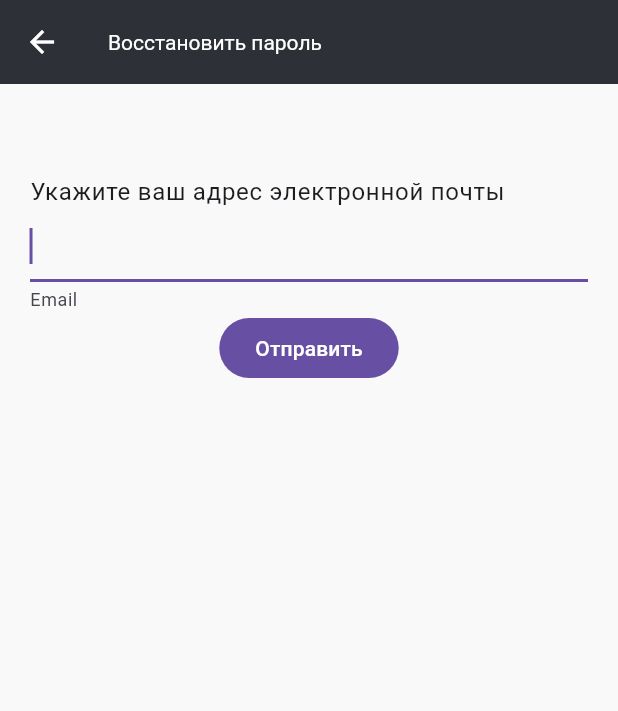
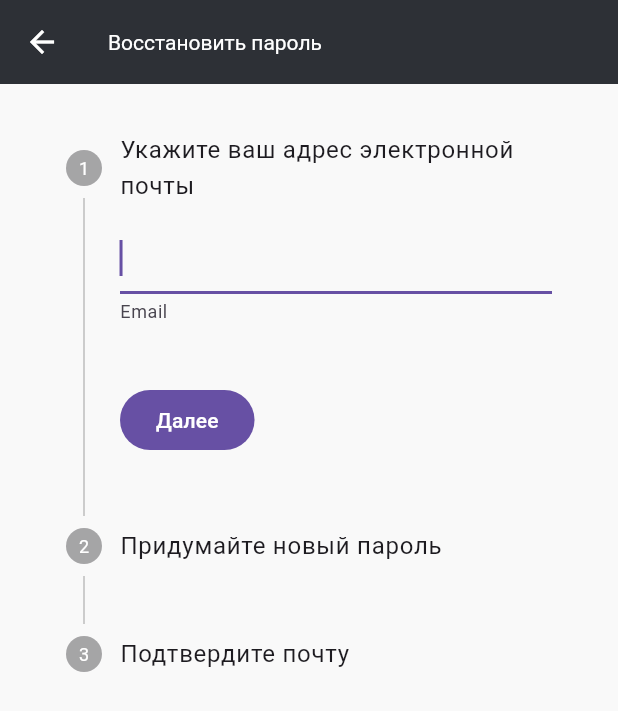
Before and after one commit to mil-ast/odo24_mobile, a Flutter app: the PasswordRecoveryScreen screen opened by its route, on a phone screen of 412 x 824 dp. Shown: the top 711 px of the screen. Run offline on Flutter 3.47's test engine with Material 3 defaults, Android fonts, the phone set to English and light mode, and no system bars; our stand-ins replace dio, flutter_bloc, flutter_secure_storage, flutter_svg; accounts and stored records are empty.

Commit message:
доработки

```diff
--- a/lib/data/repository/cars/cars.repository.dart
+++ b/lib/data/repository/cars/cars.repository.dart
@@ -1,3 +1,4 @@
+import 'package:odo24_mobile/core/app_state_core.dart';
 import 'package:odo24_mobile/core/http/http_api.dart';
 import 'package:odo24_mobile/core/http/response_handler.dart';
 import 'package:odo24_mobile/data/repository/cars/models/car_create_dto.dart';
@@ -21,6 +22,9 @@ class CarsRepository {
     final api = _api.post('/api/cars', data: car);
 
     final json = await ResponseHandler.parseJSON(api);
+    if (json == null) {
+      throw AppStateError('repository.cars.create', 'Произошла ошибка при создании авто');
+    }
     return CarDTO.fromJson(json);
   }
 
--- a/lib/data/repository/groups/groups_repository.dart
+++ b/lib/data/repository/groups/groups_repository.dart
@@ -1,3 +1,4 @@
+import 'package:odo24_mobile/core/app_state_core.dart';
 import 'package:odo24_mobile/core/http/http_api.dart';
 import 'package:odo24_mobile/core/http/response_handler.dart';
 import 'package:odo24_mobile/data/repository/groups/models/group_create_request_model.dart';
@@ -28,6 +29,9 @@ class GroupsRepository {
   Future<GroupDTO> create(GroupCreateRequestModel group) async {
     final api = _api.post('/api/groups', data: group);
     final json = await ResponseHandler.parseJSON(api);
+    if (json == null) {
+      throw AppStateError('repository.groups.create', 'Произошла ошибка при создании группы');
+    }
     return GroupDTO.fromJson(json);
   }
 
--- a/lib/data/repository/services/services_repository.dart
+++ b/lib/data/repository/services/services_repository.dart
@@ -1,3 +1,4 @@
+import 'package:odo24_mobile/core/app_state_core.dart';
 import 'package:odo24_mobile/core/http/http_api.dart';
 import 'package:odo24_mobile/core/http/response_handler.dart';
 import 'package:odo24_mobile/data/repository/services/models/service_create_request_model.dart';
@@ -20,6 +21,9 @@ class ServicesRepository {
   Future<ServiceDTO> create(int carID, int groupID, ServiceCreateRequestModel service) async {
     final api = _api.post('/api/cars/$carID/groups/$groupID/services', data: service);
     final json = await ResponseHandler.parseJSON(api);
+    if (json == null) {
+      throw AppStateError('repository.services.create', 'Не удалось создать запись');
+    }
     return ServiceDTO.fromJson(json);
   }
 
--- a/lib/domain/services/cars/cars.service.dart
+++ b/lib/domain/services/cars/cars.service.dart
@@ -21,8 +21,8 @@ class CarsService {
   }
 
   Future<CarModel> create(CarCreateDTO car) async {
-    final result = await _repository.create(car);
-    return CarModel.fromDTO(result);
+    final dto = await _repository.create(car);
+    return CarModel.fromDTO(dto);
   }
 
   Future<void> update(CarUpdateDTO car) {
--- a/lib/domain/services/services/services.dart
+++ b/lib/domain/services/services/services.dart
@@ -20,8 +20,8 @@ class Services {
   }
 
   Future<ServiceModel> create(int carID, int groupID, ServiceCreateRequestModel service) async {
-    final result = await _repository.create(carID, groupID, service);
-    return ServiceModel.fromDTO(result);
+    final dto = await _repository.create(carID, groupID, service);
+    return ServiceModel.fromDTO(dto);
   }
 
   Future<void> update(ServiceModel service, ServiceUpdateRequestModel body) {
--- a/lib/presentatin/password_recovery_screen/password_recovery_screen.dart
+++ b/lib/presentatin/password_recovery_screen/password_recovery_screen.dart
@@ -2,7 +2,8 @@ import 'package:flutter/material.dart';
 import 'package:flutter_bloc/flutter_bloc.dart';
 import 'package:odo24_mobile/core/app_state_core.dart';
 import 'package:odo24_mobile/presentatin/password_recovery_screen/password_recovery_cubit.dart';
-import 'package:odo24_mobile/presentatin/password_recovery_screen/password_recovery_new_password_screen.dart';
+import 'package:odo24_mobile/presentatin/password_recovery_screen/password_recovery_stepper_widget.dart';
+import 'package:odo24_mobile/shared_widgets/dialogs/error_dialog.dart';
 
 class PasswordRecoveryScreen extends StatefulWidget {
   const PasswordRecoveryScreen({super.key});
@@ -12,9 +13,6 @@ class PasswordRecoveryScreen extends StatefulWidget {
 }
 
 class _PasswordRecoveryState extends State<PasswordRecoveryScreen> {
-  final _formKey = GlobalKey<FormState>();
-  final _emailController = TextEditingController();
-
   @override
   Widget build(BuildContext context) {
     return Scaffold(
@@ -28,58 +26,21 @@ class _PasswordRecoveryState extends State<PasswordRecoveryScreen> {
             create: (context) => PasswordRecoveryCubit(),
             child: BlocConsumer<PasswordRecoveryCubit, AppState>(
               listener: (context, state) {
-                if (state is PasswordRecoverySendCodeSuccessState) {
-                  Navigator.push(
-                    context,
-                    MaterialPageRoute(
-                      builder: (_) => BlocProvider.value(
-                        value: context.read<PasswordRecoveryCubit>(),
-                        child: const PasswordRecoveryNewPasswordScreen(),
-                      ),
-                    ),
-                  );
+                if (state is AppStateError) {
+                  showErrorDialog(context, title: 'Восстановление пароля', message: state.error);
+                } else if (state is PasswordRecoverySendCodeSuccessState) {
+                  ScaffoldMessenger.of(context).showSnackBar(SnackBar(
+                    content: Text("Код отправлен на ${state.email}"),
+                  ));
+                } else if (state is PasswordRecoverySuccessState) {
+                  ScaffoldMessenger.of(context).showSnackBar(const SnackBar(
+                    content: Text('Новый пароль сохранён'),
+                  ));
+                  Navigator.of(context).pop();
                 }
               },
               buildWhen: (previous, current) => current is! PasswordRecoverySendCodeSuccessState,
-              builder: (context, state) {
-                return Form(
-                  key: _formKey,
-                  child: Column(
-                    crossAxisAlignment: CrossAxisAlignment.start,
-                    children: [
-                      const SizedBox(height: 40),
-                      Text(
-                        'Укажите ваш адрес электронной почты',
-                        style: Theme.of(context).textTheme.bodyLarge,
-                      ),
-                      TextFormField(
-                        controller: _emailController,
-                        keyboardType: TextInputType.emailAddress,
-                        autofocus: true,
-                        decoration: const InputDecoration(
-                          helperText: 'Email',
-                        ),
-                        validator: context.read<PasswordRecoveryCubit>().validateEmail,
-                      ),
-                      const SizedBox(width: 10),
-                      Center(
-                        child: FilledButton(
-                          onPressed: () {
-                            if (!_formKey.currentState!.validate()) {
-                              return;
-                            }
-                            context
-                                .read<PasswordRecoveryCubit>()
-                                .recoverSendEmailCodeConfirmation(_emailController.text);
-                          },
-                          child: const Text('Отправить'),
-                        ),
-                      ),
-                      if (state is AppStateError) Text(state.error),
-                    ],
-                  ),
-                );
-              },
+              builder: (context, state) => const PasswordRecoveryStepperWidget(),
             ),
           ),
         ),
--- /dev/null
+++ b/lib/presentatin/password_recovery_screen/password_recovery_stepper_widget.dart
@@ -0,0 +1,212 @@
+import 'dart:async';
+
+import 'package:flutter/material.dart';
+import 'package:flutter_bloc/flutter_bloc.dart';
+import 'package:odo24_mobile/presentatin/password_recovery_screen/password_recovery_cubit.dart';
+
+class PasswordRecoveryStepperWidget extends StatefulWidget {
+  const PasswordRecoveryStepperWidget({super.key});
+
+  @override
+  State<StatefulWidget> createState() => _PasswordRecoveryStepperWidgetState();
+}
+
+class _PasswordRecoveryStepperWidgetState extends State<PasswordRecoveryStepperWidget> {
+  Timer? _timerCodeButton;
+  static const int stepsLength = 3;
+  static const Duration timerDuration = Duration(minutes: 10);
+  final _formKey = GlobalKey<FormState>();
+  final _emailController = TextEditingController();
+  final _passwordController = TextEditingController();
+  final _pinController = TextEditingController();
+  final _passwordConfirmController = TextEditingController();
+  int _index = 0;
+  bool _sendCodeButtonEnabled = true;
+
+  @override
+  void dispose() {
+    super.dispose();
+    _timerCodeButton?.cancel();
+  }
+
+  @override
+  Widget build(BuildContext context) {
+    return SingleChildScrollView(
+      child: Form(
+        key: _formKey,
+        autovalidateMode: AutovalidateMode.onUserInteraction,
+        child: Stepper(
+          currentStep: _index,
+          controlsBuilder: (BuildContext context, ControlsDetails details) {
+            return Padding(
+              padding: const EdgeInsets.only(top: 40),
+              child: Row(
+                mainAxisAlignment: MainAxisAlignment.spaceBetween,
+                children: [
+                  if (_index > 0)
+                    FilledButton(
+                      onPressed: details.onStepCancel,
+                      child: const Text('Назад'),
+                    ),
+                  if (_index < stepsLength - 1)
+                    FilledButton(
+                      onPressed: () {
+                        if (context.read<PasswordRecoveryCubit>().validateEmail(_emailController.text) != null) {
+                          _formKey.currentState!.validate();
+                          return;
+                        }
+                        _onNext();
+                      },
+                      child: const Text('Далее'),
+                    ),
+                  if (_index == stepsLength - 1)
+                    FilledButton.icon(
+                      onPressed: () {
+                        if (!_formKey.currentState!.validate()) {
+                          return;
+                        }
+                        _onComplete();
+                      },
+                      icon: const Icon(Icons.flag),
+                      label: const Text('Сохранить'),
+                    )
+                ],
+              ),
+            );
+          },
+          onStepCancel: _onPrev,
+          onStepContinue: _onNext,
+          onStepTapped: null,
+          steps: <Step>[
+            Step(
+              title: const Text('Укажите ваш адрес электронной почты'),
+              subtitle: _emailController.text.isNotEmpty ? Text(_emailController.text) : null,
+              content: TextFormField(
+                controller: _emailController,
+                keyboardType: TextInputType.emailAddress,
+                autofocus: true,
+                decoration: const InputDecoration(
+                  helperText: 'Email',
+                ),
+                validator: context.read<PasswordRecoveryCubit>().validateEmail,
+              ),
+            ),
+            Step(
+              title: const Text('Придумайте новый пароль'),
+              content: Column(
+                mainAxisAlignment: MainAxisAlignment.spaceBetween,
+                crossAxisAlignment: CrossAxisAlignment.stretch,
+                children: [
+                  TextFormField(
+                    controller: _passwordController,
+                    obscureText: true,
+                    keyboardType: TextInputType.visiblePassword,
+                    decoration: const InputDecoration(
+                      helperText: "Придумайте пароль",
+                    ),
+                    validator: context.read<PasswordRecoveryCubit>().validateNewPassword,
+                  ),
+                  TextFormField(
+                    controller: _passwordConfirmController,
+                    obscureText: true,
+                    keyboardType: TextInputType.visiblePassword,
+                    decoration: const InputDecoration(
+                      helperText: "Повторите пароль",
+                    ),
+                    validator: (String? confirmPasswd) => context
+                        .read<PasswordRecoveryCubit>()
+                        .validateConfirmPassword(_passwordController.text, confirmPasswd),
+                  ),
+                ],
+              ),
+            ),
+            Step(
+              title: const Text('Подтвердите почту'),
+              subtitle: _emailController.text.isNotEmpty ? Text(_emailController.text) : null,
+              content: Column(
+                children: [
+                  FilledButton.icon(
+                    onPressed: _sendCodeButtonEnabled ? _onClickSendCode : null,
+                    icon: const Icon(Icons.email),
+                    label: Text(_sendCodeButtonEnabled ? 'Отправить код на почту' : 'Код отправлен'),
+                  ),
+                  const Card(
+                    child: Padding(
+                      padding: EdgeInsets.all(10),
+                      child: Text(
+                          'Для подтверждения почты необходимо отправить на неё проверочный код. После чего вставить код с e-mail в поле ниже.'),
+                    ),
+                  ),
+                  TextFormField(
+                    controller: _pinController,
+                    keyboardType: TextInputType.number,
+                    decoration: const InputDecoration(
+                      helperText: "Код подтверждения",
+                    ),
+                    validator: context.read<PasswordRecoveryCubit>().validatePin,
+                  ),
+                ],
+              ),
+            ),
+          ],
+        ),
+      ),
+    );
+  }
+
+  void _onClickSendCode() async {
+    if (context.read<PasswordRecoveryCubit>().validateEmail(_emailController.text) != null) {
+      _formKey.currentState!.validate();
+      return;
+    }
+
+    setState(
+      () {
+        _sendCodeButtonEnabled = false;
+      },
+    );
+
+    final isOk = await context.read<PasswordRecoveryCubit>().recoverSendEmailCodeConfirmation(_emailController.text);
+    if (isOk) {
+      setState(
+        () {
+          _timerCodeButton ??= Timer(
+            timerDuration,
+            _timerHandler,
+          );
+          _sendCodeButtonEnabled = true;
+        },
+      );
+    }
+  }
+
+  void _timerHandler() {
+    setState(() {
+      _sendCodeButtonEnabled = true;
+      _timerCodeButton = null;
+    });
+  }
+
+  void _onNext() {
+    if (_index < stepsLength - 1) {
+      setState(() {
+        _index += 1;
+      });
+    }
+  }
+
+  void _onPrev() {
+    if (_index > 0) {
+      setState(() {
+        _index -= 1;
+      });
+    }
+  }
+
+  void _onComplete() {
+    final email = _emailController.text;
+    final code = int.parse(_pinController.text);
+    final password = _passwordController.text;
+    context.read<PasswordRecoveryCubit>().saveNewPassword(email, code, password);
+  }
+}
--- a/pubspec.yaml
+++ b/pubspec.yaml
@@ -38,7 +38,7 @@ dev_dependencies:
   flutter_test:
     sdk: flutter
   analyzer: ^6.2.0
-  flutter_lints: ^2.0.3
+  flutter_lints: ^3.0.1
 
 # The following section is specific to Flutter.
 flutter:
```
Also changed, not shown: lib/core/http/http_api.dart (+14 -12 lines), lib/core/http/response_handler.dart (+5 -3 lines), lib/data/api/auth/auth.api.dart (+12 -1 lines), lib/data/repository/auth/auth.repository.dart (+9 -0 lines), lib/domain/services/auth/auth_service.dart (+9 -6 lines), lib/presentatin/password_recovery_screen/password_recovery_cubit.dart (+49 -3 lines), lib/presentatin/password_recovery_screen/password_recovery_new_password_screen.dart (deleted, +0 -23 lines), lib/shared_widgets/dialogs/error_dialog.dart (added, +48 -0 lines), pubspec.lock.
